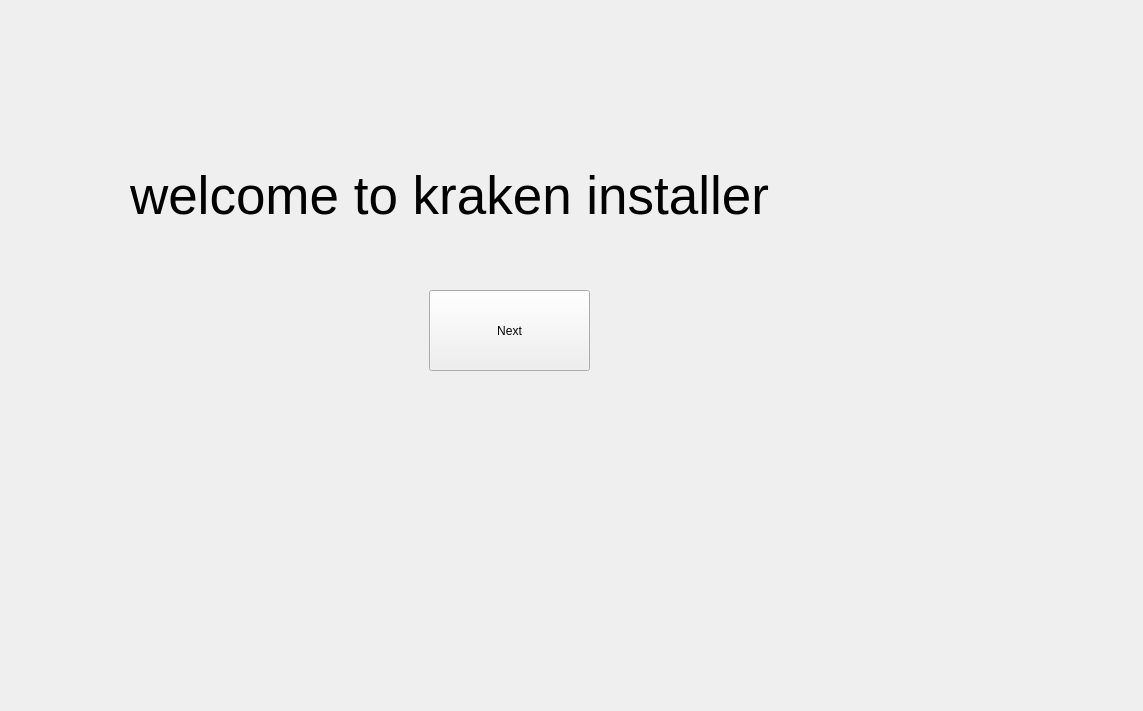
First picture: the form in welcome.ui, repository n1cef/kraken_installer, before the edit.
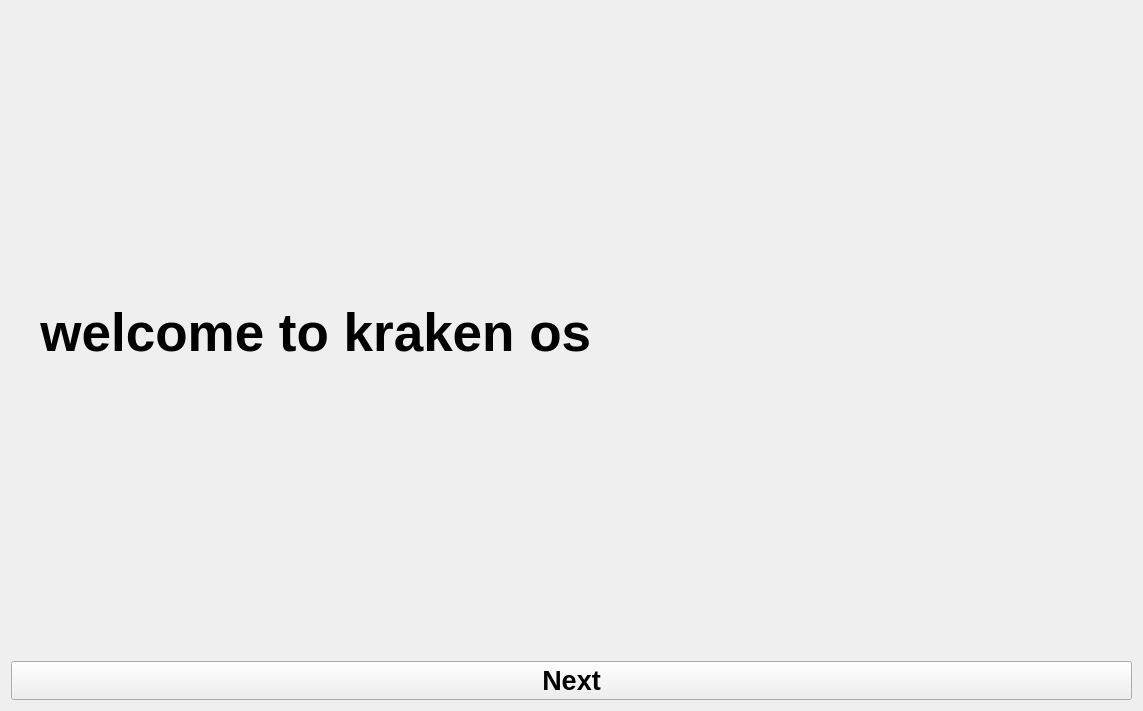
Second picture: the form after the edit.

```diff
--- a/welcome.ui
+++ b/welcome.ui
@@ -13,37 +13,37 @@
   <property name="windowTitle">
    <string>Form</string>
   </property>
-  <widget class="QPushButton" name="welcome_btn">
-   <property name="geometry">
-    <rect>
-     <x>429</x>
-     <y>290</y>
-     <width>161</width>
-     <height>81</height>
-    </rect>
-   </property>
-   <property name="text">
-    <string>Next</string>
-   </property>
-  </widget>
-  <widget class="QLabel" name="label_2">
-   <property name="geometry">
-    <rect>
-     <x>130</x>
-     <y>100</y>
-     <width>661</width>
-     <height>191</height>
-    </rect>
-   </property>
-   <property name="font">
-    <font>
-     <pointsize>40</pointsize>
-    </font>
-   </property>
-   <property name="text">
-    <string>welcome to kraken installer </string>
-   </property>
-  </widget>
+  <layout class="QVBoxLayout" name="verticalLayout">
+   <item>
+    <widget class="QLabel" name="label">
+     <property name="font">
+      <font>
+       <pointsize>40</pointsize>
+       <bold>true</bold>
+      </font>
+     </property>
+     <property name="styleSheet">
+      <string notr="true">color:&quot;blue&quot;;</string>
+     </property>
+     <property name="text">
+      <string>  welcome to kraken os </string>
+     </property>
+    </widget>
+   </item>
+   <item>
+    <widget class="QPushButton" name="welcome_btn">
+     <property name="font">
+      <font>
+       <pointsize>20</pointsize>
+       <bold>true</bold>
+      </font>
+     </property>
+     <property name="text">
+      <string>Next</string>
+     </property>
+    </widget>
+   </item>
+  </layout>
  </widget>
  <resources/>
  <connections/>
```
